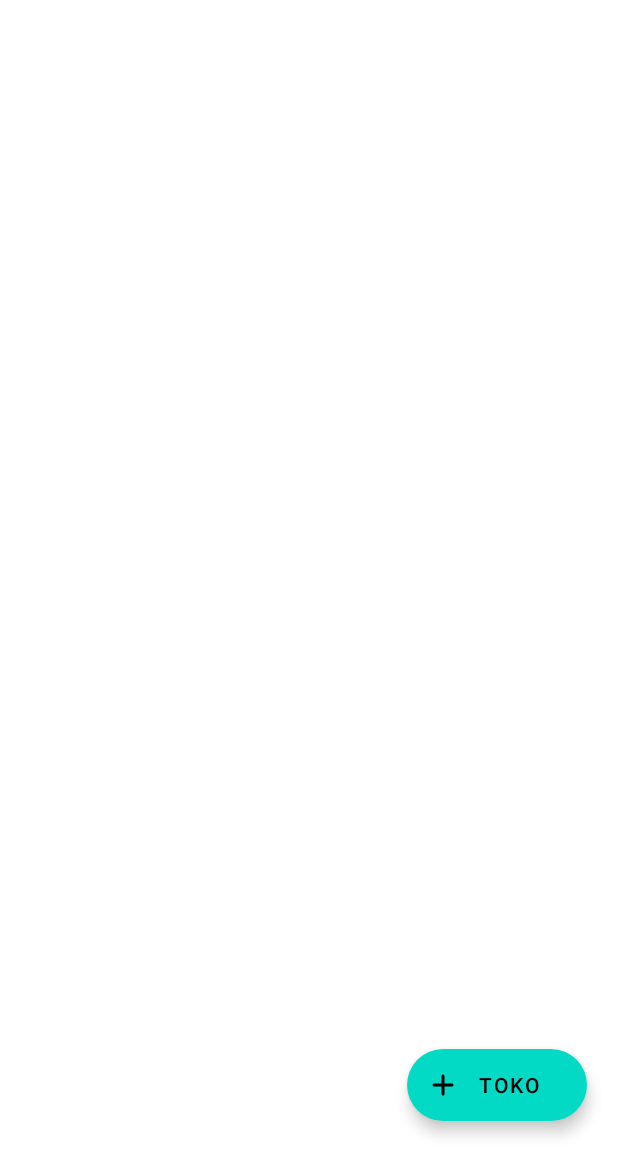
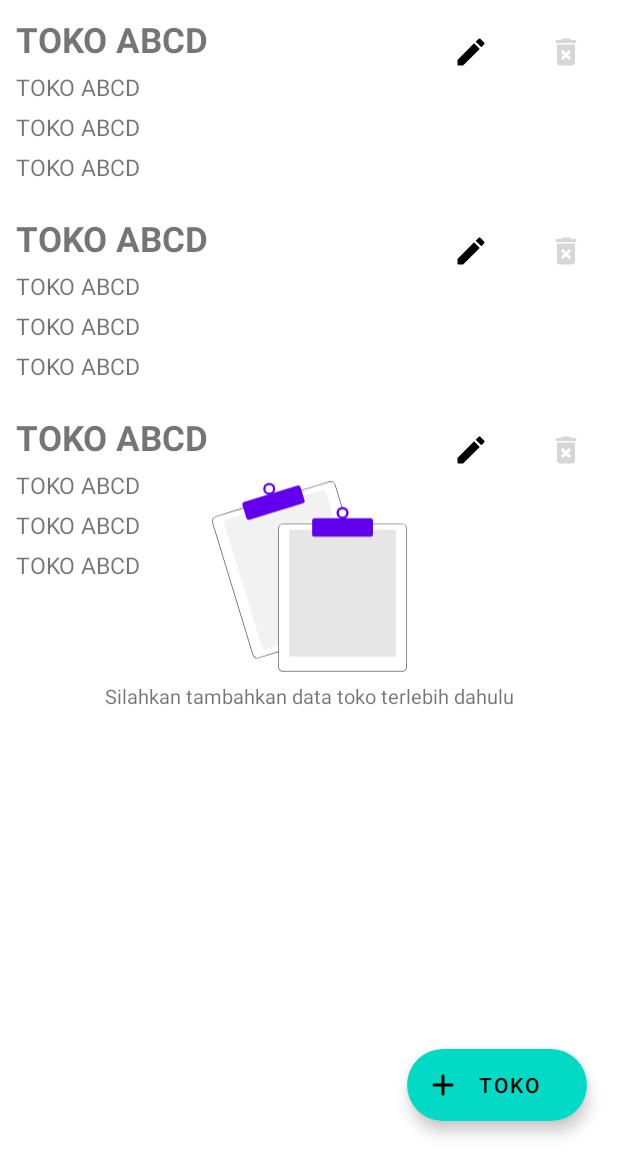
Before and after one commit to hanifalfaqih/TitipBarangKu, an Android app: the layout fragment_store.xml on its own in the app's theme, with its tools: preview values and no code run, on a phone screen of 412 x 824 dp. Shown: the top 1176 px of the screen. Run offline under Robolectric (Android 15) with nearby library versions, the phone set to English and light mode, and no system bars.

Commit message:
add feature store fragment

```diff
--- a/app/src/main/java/id/allana/titipbarangku/data/model/StoreModel.kt
+++ b/app/src/main/java/id/allana/titipbarangku/data/model/StoreModel.kt
@@ -1,9 +1,12 @@
 package id.allana.titipbarangku.data.model
 
+import android.os.Parcelable
 import androidx.room.Entity
 import androidx.room.PrimaryKey
+import kotlinx.parcelize.Parcelize
 
 @Entity(tableName = "store_model")
+@Parcelize
 data class StoreModel(
     @PrimaryKey(autoGenerate = true)
     val id: Int = 0,
@@ -11,4 +14,4 @@ data class StoreModel(
     val address: String,
     val ownerName: String,
     val ownerPhoneNumber: String
-)
+): Parcelable
--- a/app/src/main/res/layout/fragment_store.xml
+++ b/app/src/main/res/layout/fragment_store.xml
@@ -11,6 +11,7 @@
         android:id="@+id/rv_store"
         android:layout_width="match_parent"
         android:layout_height="match_parent"
+        tools:listitem="@layout/item_store"
         app:layout_constraintBottom_toBottomOf="parent"
         app:layout_constraintEnd_toEndOf="parent"
         app:layout_constraintStart_toStartOf="parent"
@@ -27,4 +28,29 @@
         app:layout_constraintBottom_toBottomOf="parent"
         app:layout_constraintEnd_toEndOf="parent" />
 
+    <androidx.appcompat.widget.AppCompatImageView
+        android:id="@+id/iv_state_data_empty"
+        android:layout_width="@dimen/_100sdp"
+        android:layout_height="@dimen/_100sdp"
+        android:src="@drawable/ic_empty_data"
+        android:visibility="gone"
+        app:layout_constraintBottom_toBottomOf="parent"
+        app:layout_constraintEnd_toEndOf="@+id/rv_store"
+        app:layout_constraintStart_toStartOf="parent"
+        app:layout_constraintTop_toTopOf="parent"
+        tools:visibility="visible" />
+
+    <com.google.android.material.textview.MaterialTextView
+        android:id="@+id/tv_state_data_empty"
+        style="@style/Body10"
+        android:text="@string/please_add_store_first"
+        android:textAlignment="center"
+        android:visibility="gone"
+        android:layout_marginTop="@dimen/_4sdp"
+        app:layout_constraintEnd_toEndOf="parent"
+        app:layout_constraintStart_toStartOf="parent"
+        app:layout_constraintTop_toBottomOf="@+id/iv_state_data_empty"
+        tools:visibility="visible" />
+
+
 </androidx.constraintlayout.widget.ConstraintLayout>
--- /dev/null
+++ b/app/src/main/res/layout/item_store.xml
@@ -0,0 +1,70 @@
+<?xml version="1.0" encoding="utf-8"?>
+<androidx.constraintlayout.widget.ConstraintLayout xmlns:android="http://schemas.android.com/apk/res/android"
+    xmlns:tools="http://schemas.android.com/tools"
+    android:layout_width="match_parent"
+    android:layout_height="wrap_content"
+    xmlns:app="http://schemas.android.com/apk/res-auto">
+
+    <ImageButton
+        android:id="@+id/btn_delete"
+        android:layout_width="@dimen/_37sdp"
+        android:layout_height="@dimen/_37sdp"
+        android:layout_marginTop="@dimen/_8sdp"
+        android:layout_marginEnd="@dimen/_8sdp"
+        android:background="@android:color/transparent"
+        app:layout_constraintEnd_toEndOf="parent"
+        app:layout_constraintTop_toTopOf="parent"
+        app:srcCompat="@drawable/ic_delete"
+        app:tint="@color/red_icon"/>
+
+    <ImageButton
+        android:id="@+id/btn_edit"
+        android:layout_width="@dimen/_37sdp"
+        android:layout_height="@dimen/_37sdp"
+        android:layout_marginEnd="@dimen/_12sdp"
+        android:background="@android:color/transparent"
+        app:layout_constraintBottom_toBottomOf="@+id/btn_delete"
+        app:layout_constraintEnd_toStartOf="@+id/btn_delete"
+        app:layout_constraintTop_toTopOf="@+id/btn_delete"
+        app:srcCompat="@drawable/ic_edit" />
+
+    <com.google.android.material.textview.MaterialTextView
+        android:id="@+id/tv_store_name"
+        style="@style/Title18"
+        android:layout_marginStart="@dimen/_8sdp"
+        android:layout_marginEnd="@dimen/_8sdp"
+        app:layout_constraintEnd_toStartOf="@+id/btn_edit"
+        app:layout_constraintStart_toStartOf="parent"
+        app:layout_constraintTop_toTopOf="@+id/btn_edit"
+        tools:text="TOKO ABCD" />
+
+    <com.google.android.material.textview.MaterialTextView
+        android:id="@+id/tv_store_owner_phone_number"
+        style="@style/Body12"
+        android:layout_marginTop="@dimen/_4sdp"
+        app:layout_constraintEnd_toEndOf="@+id/tv_store_name"
+        app:layout_constraintStart_toStartOf="@+id/tv_store_owner_name"
+        app:layout_constraintTop_toBottomOf="@id/tv_store_name"
+        tools:text="TOKO ABCD" />
+
+    <com.google.android.material.textview.MaterialTextView
+        android:id="@+id/tv_store_address"
+        style="@style/Body12"
+        android:layout_marginTop="@dimen/_4sdp"
+        app:layout_constraintEnd_toEndOf="@+id/btn_delete"
+        app:layout_constraintStart_toStartOf="@+id/tv_store_name"
+        app:layout_constraintTop_toBottomOf="@+id/tv_store_owner_phone_number"
+        tools:text="TOKO ABCD" />
+
+    <com.google.android.material.textview.MaterialTextView
+        android:id="@+id/tv_store_owner_name"
+        style="@style/Body12"
+        android:layout_marginTop="@dimen/_4sdp"
+        android:layout_marginBottom="@dimen/_8sdp"
+        app:layout_constraintEnd_toEndOf="@+id/tv_store_address"
+        app:layout_constraintStart_toStartOf="@+id/tv_store_address"
+        app:layout_constraintTop_toBottomOf="@id/tv_store_address"
+        app:layout_constraintBottom_toBottomOf="parent"
+        tools:text="TOKO ABCD" />
+
+</androidx.constraintlayout.widget.ConstraintLayout>
```
Also changed, not shown: app/src/main/java/id/allana/titipbarangku/ui/store/StoreBottomSheetFragment.kt (+15 -0 lines), app/src/main/java/id/allana/titipbarangku/ui/store/StoreFragment.kt (+67 -30 lines), app/src/main/java/id/allana/titipbarangku/ui/store/StoreViewModel.kt (+17 -0 lines), app/src/main/java/id/allana/titipbarangku/ui/store/adapter/StoreAdapter.kt (added, +55 -0 lines), app/src/main/res/layout/fragment_store_bottom_sheet.xml (+4 -8 lines).
